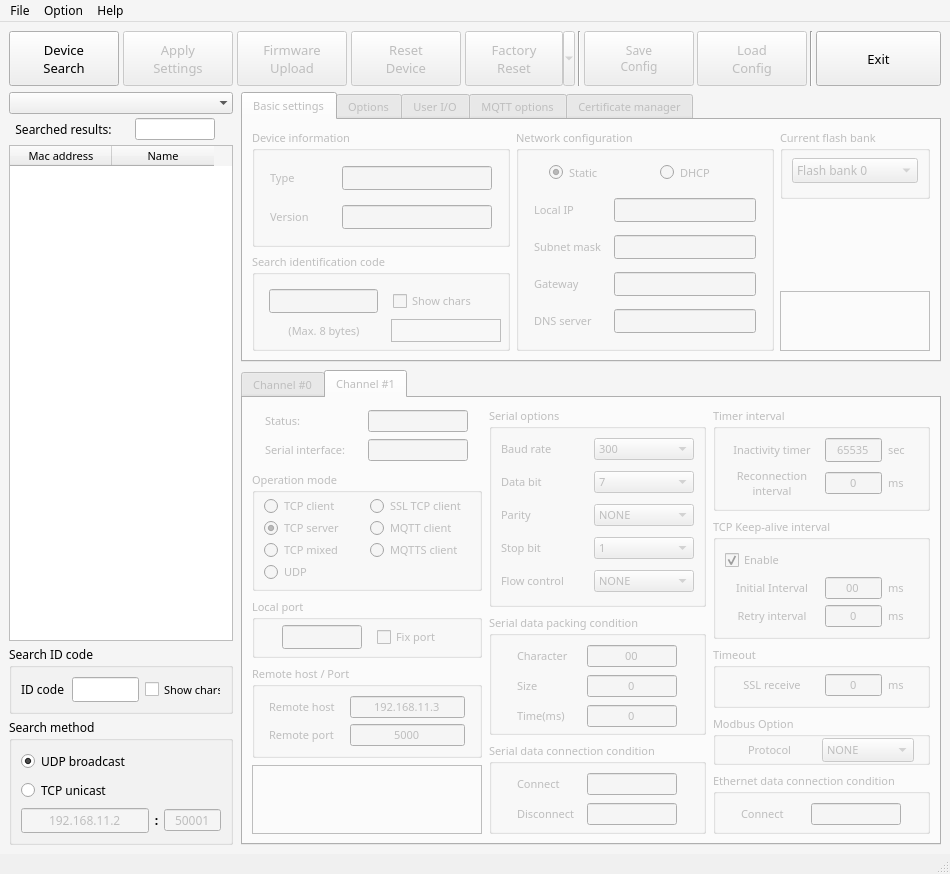
Old version of the form gui/wizconfig_gui.ui in the repository Wiznet/WIZnet-S2E-Tool-GUI.
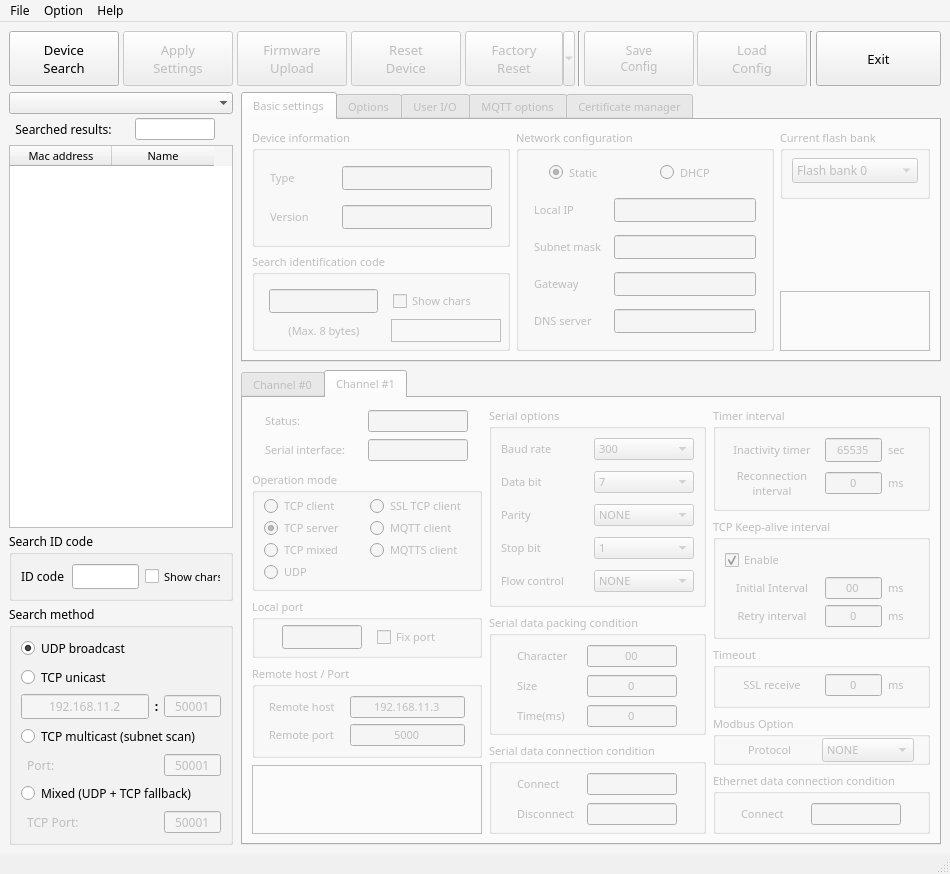
New version of the form. Icons and pictures are not drawn.

Commit message:
feat: Add UI options for TCP multicast and mixed search
- Add tcp_multicast radio button for subnet-wide TCP scanning
- Add mixed_search radio button for hybrid UDP+TCP approach
- Add tcp_multicast_port input field (default: 50001)
- Add mixed_port input field for TCP fallback port (default: 50001)
- Maintain consistent UI styling with existing search options

Diff of the .ui file:
```diff
--- a/gui/wizconfig_gui.ui
+++ b/gui/wizconfig_gui.ui
@@ -587,6 +587,158 @@
                </item>
               </layout>
              </item>
+             <item row="2" column="0">
+              <widget class="QRadioButton" name="tcp_multicast">
+               <property name="minimumSize">
+                <size>
+                 <width>150</width>
+                 <height>22</height>
+                </size>
+               </property>
+               <property name="maximumSize">
+                <size>
+                 <width>300</width>
+                 <height>45</height>
+                </size>
+               </property>
+               <property name="font">
+                <font>
+                 <family>맑은 고딕</family>
+                 <pointsize>9</pointsize>
+                </font>
+               </property>
+               <property name="text">
+                <string>TCP multicast (subnet scan)</string>
+               </property>
+              </widget>
+             </item>
+             <item row="3" column="0">
+              <layout class="QGridLayout" name="gridLayout_99">
+               <item row="0" column="0">
+                <widget class="QLabel" name="label_tcp_multicast_port">
+                 <property name="enabled">
+                  <bool>false</bool>
+                 </property>
+                 <property name="font">
+                  <font>
+                   <family>맑은 고딕</family>
+                   <pointsize>9</pointsize>
+                  </font>
+                 </property>
+                 <property name="text">
+                  <string>  Port:</string>
+                 </property>
+                </widget>
+               </item>
+               <item row="0" column="1">
+                <widget class="QLineEdit" name="tcp_multicast_port">
+                 <property name="enabled">
+                  <bool>false</bool>
+                 </property>
+                 <property name="minimumSize">
+                  <size>
+                   <width>57</width>
+                   <height>22</height>
+                  </size>
+                 </property>
+                 <property name="maximumSize">
+                  <size>
+                   <width>57</width>
+                   <height>22</height>
+                  </size>
+                 </property>
+                 <property name="font">
+                  <font>
+                   <family>맑은 고딕</family>
+                   <pointsize>9</pointsize>
+                  </font>
+                 </property>
+                 <property name="text">
+                  <string>50001</string>
+                 </property>
+                 <property name="alignment">
+                  <set>Qt::AlignCenter</set>
+                 </property>
+                </widget>
+               </item>
+              </layout>
+             </item>
+             <item row="4" column="0">
+              <widget class="QRadioButton" name="mixed_search">
+               <property name="minimumSize">
+                <size>
+                 <width>150</width>
+                 <height>22</height>
+                </size>
+               </property>
+               <property name="maximumSize">
+                <size>
+                 <width>300</width>
+                 <height>45</height>
+                </size>
+               </property>
+               <property name="font">
+                <font>
+                 <family>맑은 고딕</family>
+                 <pointsize>9</pointsize>
+                </font>
+               </property>
+               <property name="text">
+                <string>Mixed (UDP + TCP fallback)</string>
+               </property>
+              </widget>
+             </item>
+             <item row="5" column="0">
+              <layout class="QGridLayout" name="gridLayout_100">
+               <item row="0" column="0">
+                <widget class="QLabel" name="label_mixed_port">
+                 <property name="enabled">
+                  <bool>false</bool>
+                 </property>
+                 <property name="font">
+                  <font>
+                   <family>맑은 고딕</family>
+                   <pointsize>9</pointsize>
+                  </font>
+                 </property>
+                 <property name="text">
+                  <string>  TCP Port:</string>
+                 </property>
+                </widget>
+               </item>
+               <item row="0" column="1">
+                <widget class="QLineEdit" name="mixed_port">
+                 <property name="enabled">
+                  <bool>false</bool>
+                 </property>
+                 <property name="minimumSize">
+                  <size>
+                   <width>57</width>
+                   <height>22</height>
+                  </size>
+                 </property>
+                 <property name="maximumSize">
+                  <size>
+                   <width>57</width>
+                   <height>22</height>
+                  </size>
+                 </property>
+                 <property name="font">
+                  <font>
+                   <family>맑은 고딕</family>
+                   <pointsize>9</pointsize>
+                  </font>
+                 </property>
+                 <property name="text">
+                  <string>50001</string>
+                 </property>
+                 <property name="alignment">
+                  <set>Qt::AlignCenter</set>
+                 </property>
+                </widget>
+               </item>
+              </layout>
+             </item>
             </layout>
            </widget>
           </item>
```
